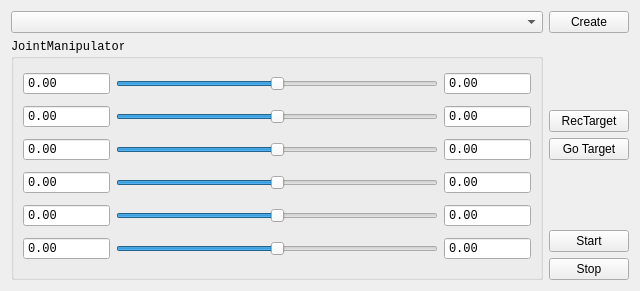
Above: packages/plugin_library/SimpleUi/ArmRobotManipulator/ArmRobotManipulator.ui from Chunting/UrRobotControllerInTCP before the change. Below: the same form after it.
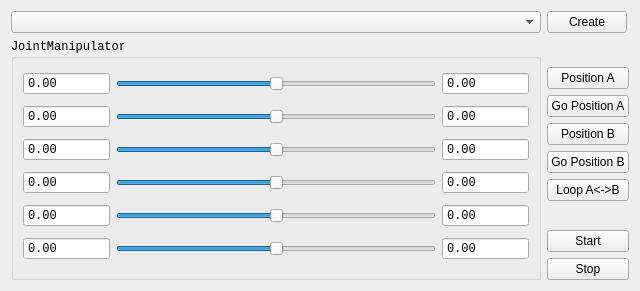
That is the form after the change.

Commit message: 在UI上增加自动走AB的功能

Patch:
```diff
--- a/packages/plugin_library/SimpleUi/ArmRobotManipulator/ArmRobotManipulator.ui
+++ b/packages/plugin_library/SimpleUi/ArmRobotManipulator/ArmRobotManipulator.ui
@@ -17,7 +17,14 @@
    <item row="3" column="1">
     <widget class="QPushButton" name="btnGoTarget">
      <property name="text">
-      <string>Go Target</string>
+      <string>Go Position A</string>
+     </property>
+    </widget>
+   </item>
+   <item row="2" column="1">
+    <widget class="QPushButton" name="btnRecTarget">
+     <property name="text">
+      <string>Position A</string>
      </property>
     </widget>
    </item>
@@ -28,6 +35,13 @@
      </property>
     </widget>
    </item>
+   <item row="5" column="1">
+    <widget class="QPushButton" name="btnGoPosiB">
+     <property name="text">
+      <string>Go Position B</string>
+     </property>
+    </widget>
+   </item>
    <item row="0" column="1">
     <widget class="QPushButton" name="btnCreate">
      <property name="sizePolicy">
@@ -42,6 +56,13 @@
     </widget>
    </item>
    <item row="4" column="1">
+    <widget class="QPushButton" name="btnPosiB">
+     <property name="text">
+      <string>Position B</string>
+     </property>
+    </widget>
+   </item>
+   <item row="7" column="1">
     <spacer name="verticalSpacer_2">
      <property name="orientation">
       <enum>Qt::Vertical</enum>
@@ -54,21 +75,21 @@
      </property>
     </spacer>
    </item>
-   <item row="6" column="1">
+   <item row="9" column="1">
     <widget class="QPushButton" name="btnStop">
      <property name="text">
       <string>Stop</string>
      </property>
     </widget>
    </item>
-   <item row="5" column="1">
+   <item row="8" column="1">
     <widget class="QPushButton" name="btnStart">
      <property name="text">
       <string>Start</string>
      </property>
     </widget>
    </item>
-   <item row="1" column="0" rowspan="6">
+   <item row="1" column="0" rowspan="9">
     <widget class="QGroupBox" name="groupBox">
      <property name="font">
       <font>
@@ -353,10 +374,10 @@
      </property>
     </spacer>
    </item>
-   <item row="2" column="1">
-    <widget class="QPushButton" name="btnRecTarget">
+   <item row="6" column="1">
+    <widget class="QPushButton" name="btnLoopAB">
      <property name="text">
-      <string>RecTarget</string>
+      <string>Loop A&lt;-&gt;B</string>
      </property>
     </widget>
    </item>
```
The commit also changes 2 other files.
